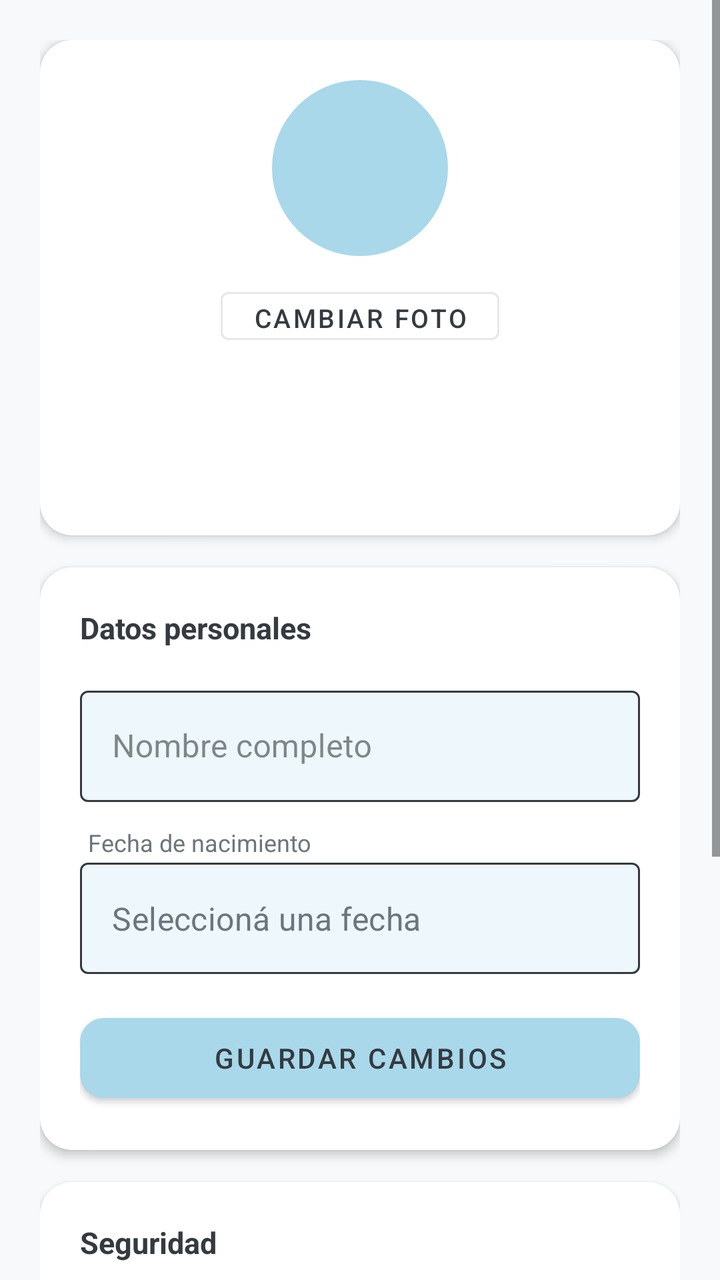
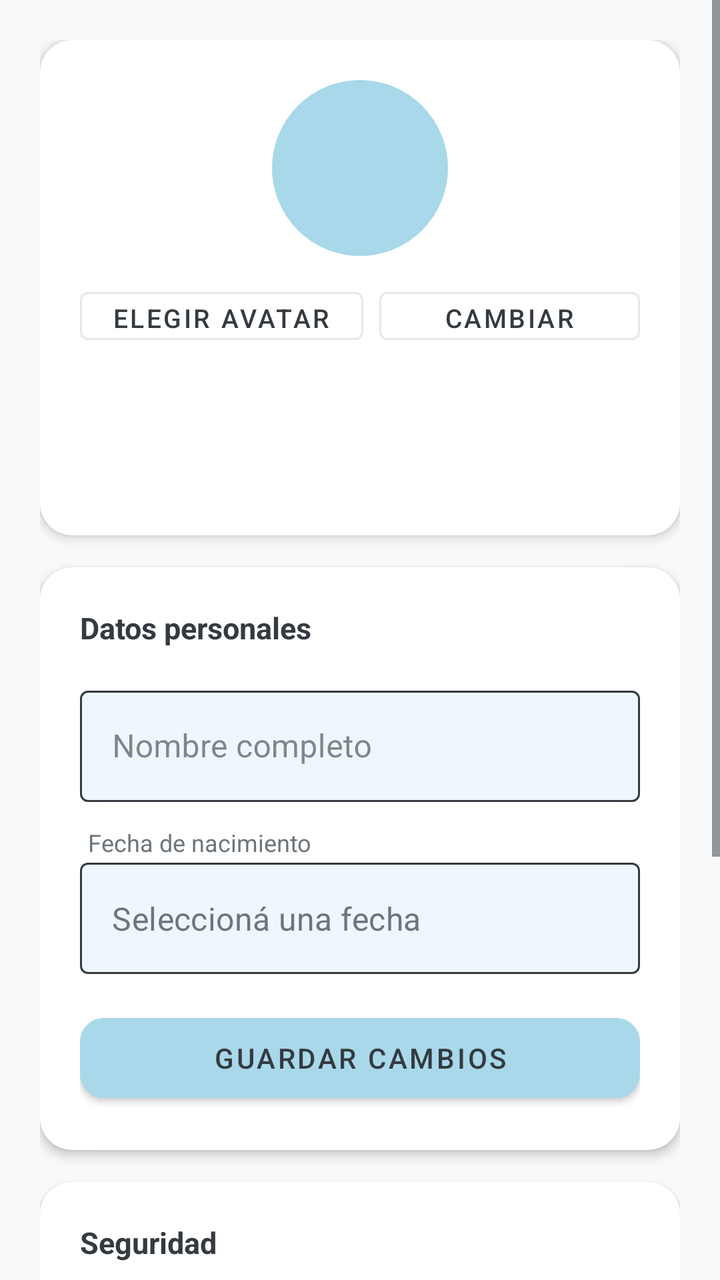

The first picture is an Android layout as it rendered before a commit; the second is the same layout after the commit. The layout source and the unified diff follow.
<!-- AndroidManifest.xml: application theme Theme.TEApp -->
<!-- res/layout/activity_profile.xml -->
<?xml version="1.0" encoding="utf-8"?>
<ScrollView xmlns:android="http://schemas.android.com/apk/res/android"
    xmlns:app="http://schemas.android.com/apk/res-auto"
    android:layout_width="match_parent"
    android:layout_height="match_parent"
    android:background="@color/background">

    <LinearLayout
        android:layout_width="match_parent"
        android:layout_height="wrap_content"
        android:orientation="vertical"
        android:padding="20dp">

        
        <androidx.cardview.widget.CardView
            android:layout_width="match_parent"
            android:layout_height="wrap_content"
            android:layout_marginBottom="16dp"
            app:cardCornerRadius="16dp"
            app:cardElevation="3dp"
            app:cardBackgroundColor="#FFFFFF">

            <LinearLayout
                android:layout_width="match_parent"
                android:layout_height="wrap_content"
                android:orientation="vertical"
                android:padding="20dp"
                android:gravity="center">

                
                <FrameLayout
                    android:layout_width="88dp"
                    android:layout_height="88dp"
                    android:layout_marginBottom="12dp">

                    <TextView
                        android:id="@+id/tv_initials"
                        android:layout_width="88dp"
                        android:layout_height="88dp"
                        android:gravity="center"
                        android:textSize="28sp"
                        android:textStyle="bold"
                        android:textColor="#FFFFFF"
                        android:background="@drawable/circle_avatar" />

                    <ImageView
                        android:id="@+id/img_avatar"
                        android:layout_width="88dp"
                        android:layout_height="88dp"
                        android:scaleType="centerCrop"
                        android:background="@drawable/circle_avatar"
                        android:contentDescription="Avatar"
                        android:visibility="gone" />

                </FrameLayout>

                <Button
                    android:id="@+id/btn_cambiar_foto"
                    android:layout_width="wrap_content"
                    android:layout_height="36dp"
                    android:text="Cambiar foto"
                    android:textSize="13sp"
                    style="@style/Widget.MaterialComponents.Button.OutlinedButton"
                    android:textColor="@color/on_primary"
                    android:layout_marginBottom="12dp" />

                <TextView
                    android:id="@+id/tv_email"
                    android:layout_width="wrap_content"
                    android:layout_height="wrap_content"
                    android:textSize="14sp"
                    android:textColor="@color/on_primary"
                    android:layout_marginBottom="4dp" />

                <TextView
                    android:id="@+id/tv_rol"
                    android:layout_width="wrap_content"
                    android:layout_height="wrap_content"
                    android:textSize="12sp"
                    android:textColor="@color/text_secondary"
                    android:layout_marginBottom="4dp" />

                <TextView
                    android:id="@+id/tv_miembro_desde"
                    android:layout_width="wrap_content"
                    android:layout_height="wrap_content"
                    android:textSize="12sp"
                    android:textColor="@color/text_secondary" />

            </LinearLayout>
        </androidx.cardview.widget.CardView>

        
        <androidx.cardview.widget.CardView
            android:layout_width="match_parent"
            android:layout_height="wrap_content"
            android:layout_marginBottom="16dp"
            app:cardCornerRadius="16dp"
            app:cardElevation="3dp"
            app:cardBackgroundColor="#FFFFFF">

            <LinearLayout
                android:layout_width="match_parent"
                android:layout_height="wrap_content"
                android:orientation="vertical"
                android:padding="20dp">

                <TextView
                    android:layout_width="wrap_content"
                    android:layout_height="wrap_content"
                    android:text="Datos personales"
                    android:textSize="15sp"
                    android:textStyle="bold"
                    android:textColor="@color/on_primary"
                    android:layout_marginBottom="16dp" />

                <com.google.android.material.textfield.TextInputLayout
                    android:id="@+id/til_nombre"
                    style="@style/Widget.MaterialComponents.TextInputLayout.OutlinedBox"
                    android:layout_width="match_parent"
                    android:layout_height="wrap_content"
                    android:hint="Nombre completo"
                    android:layout_marginBottom="12dp"
                    app:hintTextColor="@color/text_input_hint"
                    app:boxStrokeColor="@color/text_input_stroke"
                    app:boxBackgroundColor="#EEF7FB">
                    <com.google.android.material.textfield.TextInputEditText
                        android:id="@+id/et_nombre"
                        android:layout_width="match_parent"
                        android:layout_height="wrap_content"
                        android:textColor="@color/on_primary"
                        android:inputType="textPersonName" />
                </com.google.android.material.textfield.TextInputLayout>

                <TextView
                    android:layout_width="wrap_content"
                    android:layout_height="wrap_content"
                    android:text="Fecha de nacimiento"
                    android:textSize="12sp"
                    android:textColor="@color/text_input_hint"
                    android:layout_marginStart="4dp"
                    android:layout_marginBottom="2dp" />

                <com.google.android.material.textfield.TextInputLayout
                    android:id="@+id/til_fecha"
                    style="@style/Widget.MaterialComponents.TextInputLayout.OutlinedBox"
                    android:layout_width="match_parent"
                    android:layout_height="wrap_content"
                    android:layout_marginBottom="16dp"
                    app:hintEnabled="false"
                    app:boxBackgroundColor="#EEF7FB"
                    app:boxStrokeColor="@color/text_input_stroke">
                    <com.google.android.material.textfield.TextInputEditText
                        android:id="@+id/et_fecha"
                        android:layout_width="match_parent"
                        android:layout_height="wrap_content"
                        android:textColor="@color/on_primary"
                        android:textColorHint="@color/text_input_hint"
                        android:hint="Seleccioná una fecha"
                        android:focusable="false"
                        android:clickable="true" />
                </com.google.android.material.textfield.TextInputLayout>

                <Button
                    android:id="@+id/btn_guardar"
                    android:layout_width="match_parent"
                    android:layout_height="52dp"
                    android:text="Guardar cambios"
                    style="@style/Widget.TEApp.Button" />

                <ProgressBar
                    android:id="@+id/progress_guardar"
                    android:layout_width="wrap_content"
                    android:layout_height="wrap_content"
                    android:layout_gravity="center"
                    android:layout_marginTop="8dp"
                    android:visibility="gone" />

            </LinearLayout>
        </androidx.cardview.widget.CardView>

        
        <androidx.cardview.widget.CardView
            android:layout_width="match_parent"
            android:layout_height="wrap_content"
            android:layout_marginBottom="16dp"
            app:cardCornerRadius="16dp"
            app:cardElevation="3dp"
            app:cardBackgroundColor="#FFFFFF">

            <LinearLayout
                android:layout_width="match_parent"
                android:layout_height="wrap_content"
                android:orientation="vertical"
                android:padding="20dp">

                <TextView
                    android:layout_width="wrap_content"
                    android:layout_height="wrap_content"
                    android:text="Seguridad"
                    android:textSize="15sp"
                    android:textStyle="bold"
                    android:textColor="@color/on_primary"
                    android:layout_marginBottom="12dp" />

                <Button
                    android:id="@+id/btn_contrasena"
                    android:layout_width="match_parent"
                    android:layout_height="48dp"
                    android:text="Cambiar contraseña"
                    style="@style/Widget.MaterialComponents.Button.OutlinedButton"
                    android:textColor="@color/on_primary"
                    android:layout_marginBottom="8dp" />

            </LinearLayout>
        </androidx.cardview.widget.CardView>

        
        <androidx.cardview.widget.CardView
            android:layout_width="match_parent"
            android:layout_height="wrap_content"
            android:layout_marginBottom="16dp"
            app:cardCornerRadius="16dp"
            app:cardElevation="3dp"
            app:cardBackgroundColor="#FFF8F8">

            <LinearLayout
                android:layout_width="match_parent"
                android:layout_height="wrap_content"
                android:orientation="vertical"
                android:padding="20dp">

                <TextView
                    android:layout_width="wrap_content"
                    android:layout_height="wrap_content"
                    android:text="Zona de peligro"
                    android:textSize="15sp"
                    android:textStyle="bold"
                    android:textColor="#C62828"
                    android:layout_marginBottom="8dp" />

                <TextView
                    android:layout_width="match_parent"
                    android:layout_height="wrap_content"
                    android:text="Al eliminar tu cuenta se borrarán todos tus datos de forma permanente. Esta acción no se puede deshacer."
                    android:textSize="13sp"
                    android:textColor="@color/text_secondary"
                    android:layout_marginBottom="16dp" />

                <Button
                    android:id="@+id/btn_eliminar_cuenta"
                    android:layout_width="match_parent"
                    android:layout_height="52dp"
                    android:text="Eliminar mi cuenta"
                    android:backgroundTint="#E53935"
                    android:textColor="#FFFFFF"
                    style="@style/Widget.MaterialComponents.Button"
                    app:cornerRadius="12dp" />

            </LinearLayout>
        </androidx.cardview.widget.CardView>

    </LinearLayout>
</ScrollView>
<!-- resources referenced by this layout -->
<resources>
  <color name="background">#F8F9FA</color>
  <color name="on_primary">#343A40</color>
  <color name="text_secondary">#6C757D</color>
  <!-- drawable circle_avatar (drawable) -->
  <?xml version="1.0" encoding="utf-8"?>
  <shape xmlns:android="http://schemas.android.com/apk/res/android"
      android:shape="oval">
      <solid android:color="#A8D8EA" />
  </shape>
  <style name="Widget.TEApp.Button" parent="Widget.MaterialComponents.Button">
          <item name="backgroundTint">@color/primary</item>
          <item name="android:textColor">@color/on_primary</item>
          <item name="cornerRadius">12dp</item>
      </style>
  <style name="Theme.TEApp" parent="Theme.MaterialComponents.Light.NoActionBar">
          <item name="colorPrimary">@color/primary</item>
          <item name="colorPrimaryVariant">@color/primary_dark</item>
          <item name="colorOnPrimary">@color/on_primary</item>
          <item name="colorSecondary">@color/secondary</item>
          <item name="colorOnSecondary">@color/on_primary</item>
          <item name="android:colorBackground">@color/background</item>
          <item name="colorSurface">@color/surface</item>
          <item name="colorOnSurface">@color/on_primary</item>
          <item name="colorOnBackground">@color/on_primary</item>
          <item name="android:textColorPrimary">@color/on_primary</item>
          <item name="android:textColorSecondary">@color/text_secondary</item>
          <item name="android:statusBarColor">@color/primary_dark</item>
          <item name="colorControlNormal">@color/on_primary</item>
          <item name="colorControlActivated">@color/primary_dark</item>
      </style>
  <color name="primary">#A8D8EA</color>
  <color name="primary_dark">#78C1C8</color>
  <color name="secondary">#B8E0C8</color>
  <color name="surface">#FFFFFF</color>
</resources>

<!-- the commit's change to res/layout/activity_profile.xml (unified diff, before → after) -->
@@ -54,15 +54,33 @@
 
                 </FrameLayout>
 
-                <Button
-                    android:id="@+id/btn_cambiar_foto"
-                    android:layout_width="wrap_content"
-                    android:layout_height="36dp"
-                    android:text="Cambiar foto"
-                    android:textSize="13sp"
-                    style="@style/Widget.MaterialComponents.Button.OutlinedButton"
-                    android:textColor="@color/on_primary"
-                    android:layout_marginBottom="12dp" />
+                
+                <LinearLayout
+                    android:layout_width="wrap_content"
+                    android:layout_height="wrap_content"
+                    android:orientation="horizontal"
+                    android:layout_marginBottom="12dp">
+
+                    <Button
+                        android:id="@+id/btn_elegir_avatar"
+                        android:layout_width="wrap_content"
+                        android:layout_height="36dp"
+                        android:layout_marginEnd="8dp"
+                        android:text="@string/elegir_avatar"
+                        android:textSize="13sp"
+                        style="@style/Widget.MaterialComponents.Button.OutlinedButton"
+                        android:textColor="@color/on_primary" />
+
+                    <Button
+                        android:id="@+id/btn_cambiar_foto"
+                        android:layout_width="wrap_content"
+                        android:layout_height="36dp"
+                        android:text="@string/cambiar_foto"
+                        android:textSize="13sp"
+                        style="@style/Widget.MaterialComponents.Button.OutlinedButton"
+                        android:textColor="@color/on_primary" />
+
+                </LinearLayout>
 
                 <TextView
                     android:id="@+id/tv_email"
<!-- resource entries referenced after the edit -->
@@ -9,6 +9,8 @@
       android:shape="oval">
       <solid android:color="#A8D8EA" />
   </shape>
+  <string name="cambiar_foto">Cambiar foto</string>
+  <string name="elegir_avatar">Elegir avatar</string>
   <style name="Widget.TEApp.Button" parent="Widget.MaterialComponents.Button">
           <item name="backgroundTint">@color/primary</item>
           <item name="android:textColor">@color/on_primary</item>
